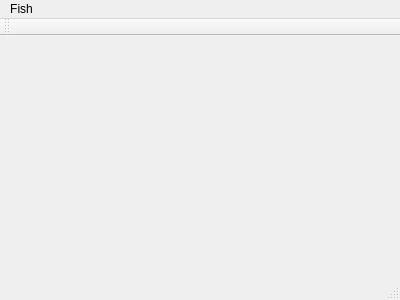
This is mainwindow.ui in aortez/Space-Wars as Qt 5 draws it before an edit. The edited form follows.
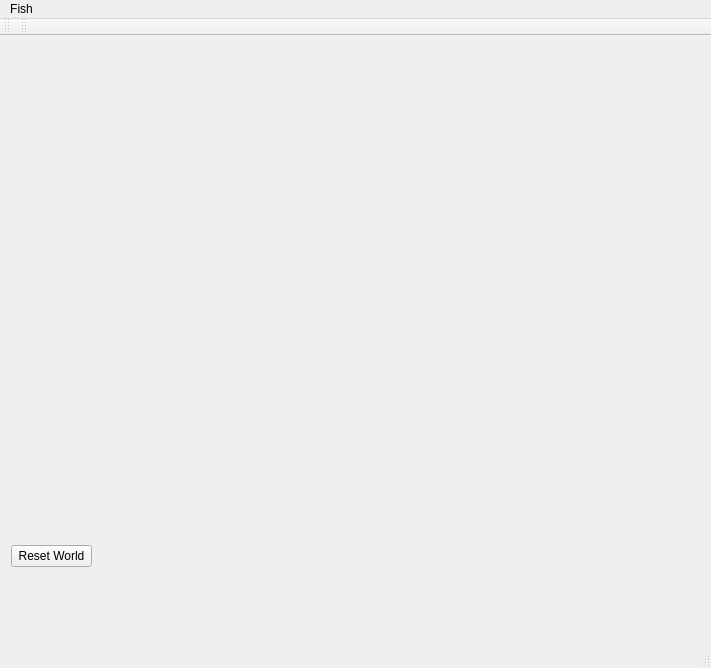
This is the edited form.

Commit message: Added a side panel and a reset button.

Patch:
```diff
--- a/mainwindow.ui
+++ b/mainwindow.ui
@@ -6,8 +6,8 @@
    <rect>
     <x>0</x>
     <y>0</y>
-    <width>400</width>
-    <height>300</height>
+    <width>711</width>
+    <height>668</height>
    </rect>
   </property>
   <property name="windowTitle">
@@ -17,13 +17,32 @@
    <string>Status</string>
   </property>
   <widget class="QWidget" name="centralWidget">
+   <widget class="QWidget" name="horizontalLayoutWidget">
+    <property name="geometry">
+     <rect>
+      <x>0</x>
+      <y>430</y>
+      <width>103</width>
+      <height>181</height>
+     </rect>
+    </property>
+    <layout class="QVBoxLayout" name="verticalLayout">
+     <item>
+      <widget class="QPushButton" name="mResetButton">
+       <property name="text">
+        <string>Reset World</string>
+       </property>
+      </widget>
+     </item>
+    </layout>
+   </widget>
    <widget class="QWidget" name="gridLayoutWidget">
     <property name="geometry">
      <rect>
-      <x>-1</x>
-      <y>-1</y>
-      <width>401</width>
-      <height>241</height>
+      <x>100</x>
+      <y>-3</y>
+      <width>611</width>
+      <height>611</height>
      </rect>
     </property>
     <layout class="QGridLayout" name="mGridLayout"/>
@@ -34,7 +53,7 @@
     <rect>
      <x>0</x>
      <y>0</y>
-     <width>400</width>
+     <width>711</width>
      <height>25</height>
     </rect>
    </property>
@@ -54,6 +73,17 @@
    </attribute>
   </widget>
   <widget class="QStatusBar" name="mStatusBar"/>
+  <widget class="QToolBar" name="toolBar">
+   <property name="windowTitle">
+    <string>toolBar</string>
+   </property>
+   <attribute name="toolBarArea">
+    <enum>TopToolBarArea</enum>
+   </attribute>
+   <attribute name="toolBarBreak">
+    <bool>false</bool>
+   </attribute>
+  </widget>
  </widget>
  <layoutdefault spacing="6" margin="11"/>
  <resources/>
```
The commit also changes 7 other files.
